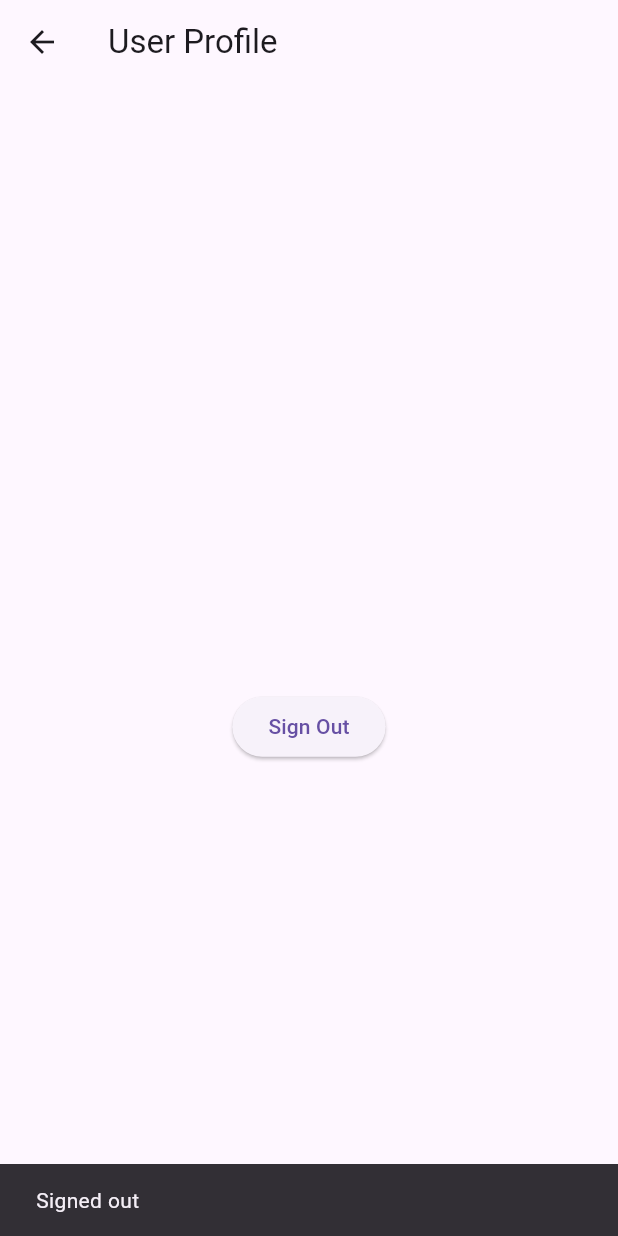
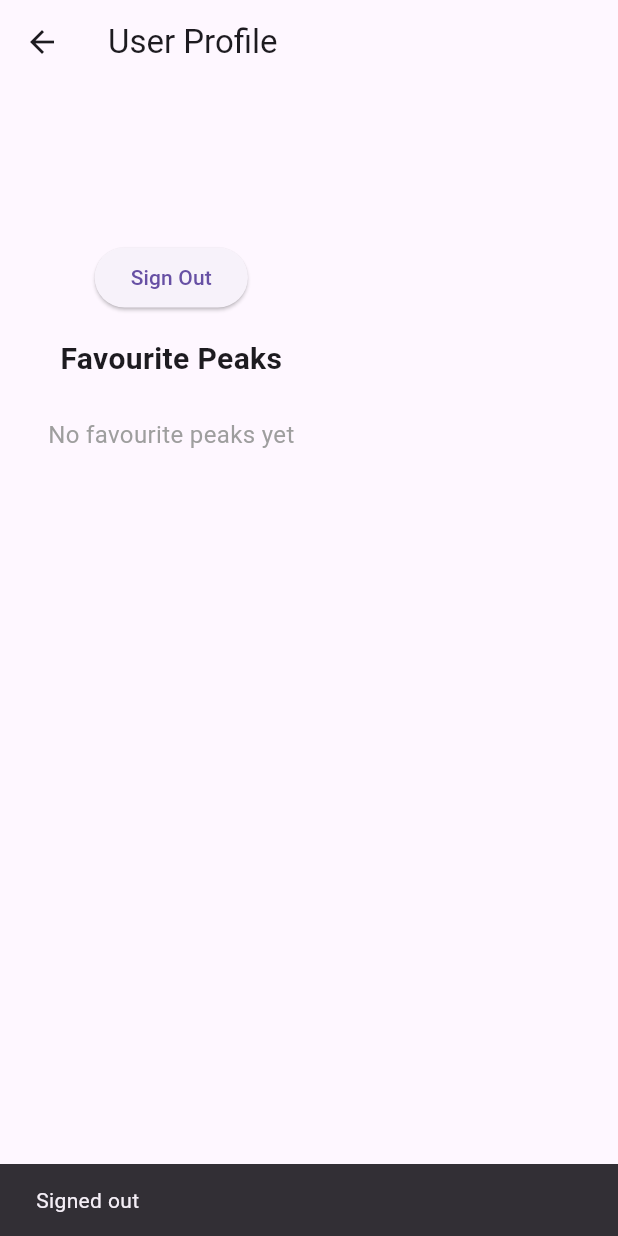
Before and after one commit to kovalsofiia/flutter_repo, a Flutter app: the UserPage screen opened by its route, after a tap on "Sign Out", on a phone screen of 412 x 824 dp. Run offline on Flutter 3.47's test engine with Material 3 defaults, Android fonts, the phone set to English and light mode, and no system bars; our stand-ins replace cloud_firestore, firebase_auth, firebase_core; accounts and stored records are empty; generated files the repository leaves out were written again.

Commit message:
додано відображення уподобаних вершин

```diff
--- a/myflutter/lib/api/db_op.dart
+++ b/myflutter/lib/api/db_op.dart
@@ -61,17 +61,28 @@ class DbOperations {
     }).toList();
   }
 
-  Future<List<Map<String, dynamic>>> loadByFavouriteTag() async {
-    QuerySnapshot querySnapshot =
-        await _firestore
-            .collection(collectionPath)
-            .where('isFavourite', isEqualTo: true)
-            .get();
-    return querySnapshot.docs.map((doc) {
-      var data = doc.data() as Map<String, dynamic>;
-      data['key'] = doc.id;
-      return data;
-    }).toList();
+  Stream<List<Map<String, dynamic>>> favouritePeaksStream(String userId) {
+    return FirebaseFirestore.instance
+        .collection('users')
+        .doc(userId)
+        .collection('favourites')
+        .snapshots()
+        .asyncMap((snapshot) async {
+          List<String> peakIds = snapshot.docs.map((doc) => doc.id).toList();
+          List<Map<String, dynamic>> peaks = [];
+
+          for (String peakId in peakIds) {
+            final peakDoc = await FirebaseFirestore.instance
+                .collection('peaks')
+                .doc(peakId)
+                .get(GetOptions(source: Source.serverAndCache));
+            if (peakDoc.exists) {
+              peaks.add({'key': peakDoc.id, ...peakDoc.data()!});
+            }
+          }
+
+          return peaks;
+        });
   }
 
   // Перевірка, чи вершина є улюбленою для поточного користувача
--- a/myflutter/lib/pages/user_page.dart
+++ b/myflutter/lib/pages/user_page.dart
@@ -1,6 +1,9 @@
 import 'package:flutter/material.dart';
 import 'package:firebase_auth/firebase_auth.dart';
 import 'package:myflutter/services/auth_service.dart';
+import 'package:myflutter/api/db_op.dart';
+import 'package:myflutter/models/peak.dart';
+import 'package:myflutter/pages/view_page.dart';
 
 class UserPage extends StatefulWidget {
   const UserPage({Key? key}) : super(key: key);
@@ -10,6 +13,7 @@ class UserPage extends StatefulWidget {
 }
 
 class _UserPageState extends State<UserPage> {
+  final dbOperations = DbOperations.fromSettings();
   final AuthService _authService = AuthService();
   final _emailController = TextEditingController();
   final _passwordController = TextEditingController();
@@ -21,7 +25,6 @@ class _UserPageState extends State<UserPage> {
   @override
   void initState() {
     super.initState();
-    // Перевіряємо статус адміна після логіну
     _checkAdminStatus();
   }
 
@@ -88,9 +91,24 @@ class _UserPageState extends State<UserPage> {
                 : 'Registration failed. Try again.';
       });
     } else {
-      await _checkAdminStatus(); // Оновлюємо статус адміна після логіну
-      Navigator.pop(context); // Повернення на попередню сторінку
+      await _checkAdminStatus();
+      Navigator.pop(context);
     }
+  }
+
+  void navigateToDetailPage(Peak peak) {
+    Navigator.push(
+      context,
+      MaterialPageRoute(
+        builder:
+            (context) => DetailPage(
+              peak: peak,
+              onLoginNeeded: () {
+                Navigator.pushNamed(context, '/user_page');
+              },
+            ),
+      ),
+    );
   }
 
   @override
@@ -107,7 +125,6 @@ class _UserPageState extends State<UserPage> {
           final User? user = snapshot.data;
 
           if (user == null) {
-            // Незалогінений користувач
             return Padding(
               padding: const EdgeInsets.all(16.0),
               child: Column(
@@ -179,10 +196,11 @@ class _UserPageState extends State<UserPage> {
             );
           }
 
-          // Залогінений користувач
-          return Center(
+          return SingleChildScrollView(
+            child: Padding(
+              padding: const EdgeInsets.all(16.0),
               child: Column(
-              mainAxisAlignment: MainAxisAlignment.center,
+                crossAxisAlignment: CrossAxisAlignment.center,
                 children: [
                   Text(
                     user.displayName ?? user.email ?? 'User',
@@ -209,15 +227,68 @@ class _UserPageState extends State<UserPage> {
                     onPressed: () async {
                       await _authService.signOut();
                       setState(() {
-                      _isAdmin = false; // Скидаємо статус адміна
+                        _isAdmin = false;
                       });
-                    ScaffoldMessenger.of(
-                      context,
-                    ).showSnackBar(const SnackBar(content: Text('Signed out')));
+                      ScaffoldMessenger.of(context).showSnackBar(
+                        const SnackBar(content: Text('Signed out')),
+                      );
                     },
                     child: const Text('Sign Out'),
                   ),
+                  const SizedBox(height: 16),
+                  const Text(
+                    'Favourite Peaks',
+                    style: TextStyle(fontSize: 20, fontWeight: FontWeight.bold),
+                  ),
+                  const SizedBox(height: 8),
+                  StreamBuilder<List<Map<String, dynamic>>>(
+                    stream: dbOperations.favouritePeaksStream(user.uid),
+                    builder: (context, snapshot) {
+                      if (snapshot.connectionState == ConnectionState.waiting) {
+                        return const Center(child: CircularProgressIndicator());
+                      }
+                      if (snapshot.hasError) {
+                        return const Padding(
+                          padding: EdgeInsets.all(16.0),
+                          child: Text(
+                            'Failed to load favourites',
+                            style: TextStyle(fontSize: 16, color: Colors.red),
+                          ),
+                        );
+                      }
+                      final favouriteData = snapshot.data ?? [];
+                      final favouritePeaks =
+                          favouriteData
+                              .map((map) => Peak.fromMap(map))
+                              .toList();
+                      if (favouritePeaks.isEmpty) {
+                        return const Padding(
+                          padding: EdgeInsets.all(16.0),
+                          child: Text(
+                            'No favourite peaks yet',
+                            style: TextStyle(fontSize: 16, color: Colors.grey),
+                          ),
+                        );
+                      }
+                      return ListView.builder(
+                        shrinkWrap: true,
+                        physics: const NeverScrollableScrollPhysics(),
+                        itemCount: favouritePeaks.length,
+                        itemBuilder: (context, index) {
+                          final peak = favouritePeaks[index];
+                          return ListTile(
+                            title: Text(
+                              peak.name,
+                              style: const TextStyle(fontSize: 16),
+                            ),
+                            onTap: () => navigateToDetailPage(peak),
+                          );
+                        },
+                      );
+                    },
+                  ),
                 ],
+              ),
             ),
           );
         },
```
Also changed, not shown: myflutter/lib/pages/home_page.dart (+22 -11 lines). Lines whose indentation alone changed are shown as unchanged.
